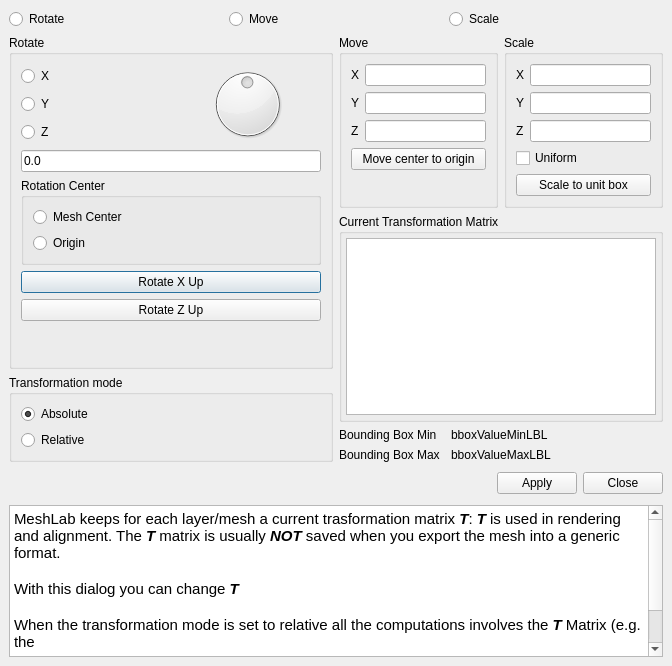
Qt form src/meshlabplugins/meshfilter/ui/transformDialog.ui (cnr-isti-vclab/meshlab) before a commit.
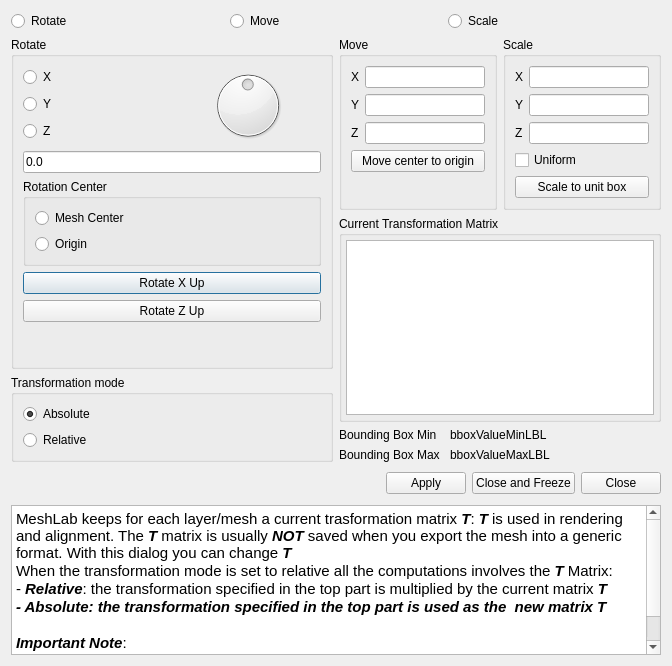
The same form after that commit. Icons and pictures are not drawn.

Commit message: changed the function getParameter into the more meaningful getCustomParameter and added the freeze option

The edit to the form file:
```diff
--- a/src/meshlabplugins/meshfilter/ui/transformDialog.ui
+++ b/src/meshlabplugins/meshfilter/ui/transformDialog.ui
@@ -16,20 +16,8 @@
    <iconset>../../../meshlab/images/eye128.png</iconset>
   </property>
   <layout class="QVBoxLayout" >
-   <property name="margin" >
-    <number>9</number>
-   </property>
-   <property name="spacing" >
-    <number>6</number>
-   </property>
    <item>
     <layout class="QHBoxLayout" >
-     <property name="margin" >
-      <number>0</number>
-     </property>
-     <property name="spacing" >
-      <number>6</number>
-     </property>
      <item>
       <widget class="QRadioButton" name="isRotateRB" >
        <property name="text" >
@@ -55,48 +43,18 @@
    </item>
    <item>
     <layout class="QHBoxLayout" >
-     <property name="margin" >
-      <number>0</number>
-     </property>
-     <property name="spacing" >
-      <number>6</number>
-     </property>
      <item>
       <layout class="QVBoxLayout" >
-       <property name="margin" >
-        <number>0</number>
-       </property>
-       <property name="spacing" >
-        <number>6</number>
-       </property>
        <item>
         <widget class="QGroupBox" name="rotateBox" >
          <property name="title" >
           <string>Rotate</string>
          </property>
          <layout class="QVBoxLayout" >
-          <property name="margin" >
-           <number>9</number>
-          </property>
-          <property name="spacing" >
-           <number>6</number>
-          </property>
           <item>
            <layout class="QHBoxLayout" >
-            <property name="margin" >
-             <number>0</number>
-            </property>
-            <property name="spacing" >
-             <number>6</number>
-            </property>
             <item>
              <layout class="QVBoxLayout" >
-              <property name="margin" >
-               <number>0</number>
-              </property>
-              <property name="spacing" >
-               <number>6</number>
-              </property>
               <item>
                <widget class="QRadioButton" name="xAxisRB" >
                 <property name="text" >
@@ -163,12 +121,6 @@
              <string>Rotation Center</string>
             </property>
             <layout class="QGridLayout" >
-             <property name="margin" >
-              <number>9</number>
-             </property>
-             <property name="spacing" >
-              <number>6</number>
-             </property>
              <item row="1" column="0" >
               <widget class="QRadioButton" name="originRotateRB" >
                <property name="text" >
@@ -222,12 +174,6 @@
           <string>Transformation mode</string>
          </property>
          <layout class="QVBoxLayout" >
-          <property name="margin" >
-           <number>9</number>
-          </property>
-          <property name="spacing" >
-           <number>6</number>
-          </property>
           <item>
            <widget class="QRadioButton" name="absoluteRB" >
             <property name="text" >
@@ -252,40 +198,16 @@
      </item>
      <item>
       <layout class="QVBoxLayout" >
-       <property name="margin" >
-        <number>0</number>
-       </property>
-       <property name="spacing" >
-        <number>6</number>
-       </property>
        <item>
         <layout class="QHBoxLayout" >
-         <property name="margin" >
-          <number>0</number>
-         </property>
-         <property name="spacing" >
-          <number>6</number>
-         </property>
          <item>
           <widget class="QGroupBox" name="moveBox" >
            <property name="title" >
             <string>Move</string>
            </property>
            <layout class="QVBoxLayout" >
-            <property name="margin" >
-             <number>9</number>
-            </property>
-            <property name="spacing" >
-             <number>6</number>
-            </property>
             <item>
              <layout class="QGridLayout" >
-              <property name="margin" >
-               <number>0</number>
-              </property>
-              <property name="spacing" >
-               <number>6</number>
-              </property>
               <item row="2" column="1" >
                <widget class="QLineEdit" name="zMoveLE" />
               </item>
@@ -356,20 +278,8 @@
             <string>Scale</string>
            </property>
            <layout class="QGridLayout" >
-            <property name="margin" >
-             <number>9</number>
-            </property>
-            <property name="spacing" >
-             <number>6</number>
-            </property>
             <item row="0" column="0" >
              <layout class="QGridLayout" >
-              <property name="margin" >
-               <number>0</number>
-              </property>
-              <property name="spacing" >
-               <number>6</number>
-              </property>
               <item row="2" column="0" >
                <widget class="QLabel" name="zScaleLBL" >
                 <property name="text" >
@@ -459,18 +369,10 @@
        </item>
        <item>
         <layout class="QGridLayout" >
-         <property name="margin" >
-          <number>0</number>
-         </property>
-         <property name="spacing" >
-          <number>6</number>
-         </property>
          <item row="1" column="0" >
           <widget class="QLabel" name="bboxMaxLBL" >
            <property name="sizePolicy" >
-            <sizepolicy>
-             <hsizetype>5</hsizetype>
-             <vsizetype>5</vsizetype>
+            <sizepolicy vsizetype="Preferred" hsizetype="Preferred" >
              <horstretch>1</horstretch>
              <verstretch>0</verstretch>
             </sizepolicy>
@@ -497,9 +399,7 @@
          <item row="1" column="1" >
           <widget class="QLabel" name="bboxValueMaxLBL" >
            <property name="sizePolicy" >
-            <sizepolicy>
-             <hsizetype>5</hsizetype>
-             <vsizetype>5</vsizetype>
+            <sizepolicy vsizetype="Preferred" hsizetype="Preferred" >
              <horstretch>2</horstretch>
              <verstretch>0</verstretch>
             </sizepolicy>
@@ -530,12 +430,6 @@
    </item>
    <item>
     <layout class="QHBoxLayout" >
-     <property name="margin" >
-      <number>0</number>
-     </property>
-     <property name="spacing" >
-      <number>6</number>
-     </property>
      <item>
       <spacer>
        <property name="orientation" >
@@ -556,6 +450,13 @@
        </property>
       </widget>
      </item>
+     <item>
+      <widget class="QPushButton" name="closeAndFreezeButton" >
+       <property name="text" >
+        <string>Close and Freeze</string>
+       </property>
+      </widget>
+     </item>
      <item>
       <widget class="QPushButton" name="closeButton" >
        <property name="text" >
@@ -575,13 +476,13 @@
      <property name="html" >
       <string>&lt;html>&lt;head>&lt;meta name="qrichtext" content="1" />&lt;style type="text/css">
 p, li { white-space: pre-wrap; }
-&lt;/style>&lt;/head>&lt;body style=" font-family:'Lucida Grande'; font-size:11pt; font-weight:400; font-style:normal; text-decoration:none;">
-&lt;p style=" margin-top:0px; margin-bottom:0px; margin-left:0px; margin-right:0px; -qt-block-indent:0; text-indent:0px; font-size:13pt;">&lt;span style=" font-size:11pt;">MeshLab keeps for each layer/mesh a current trasformation matrix &lt;/span>&lt;span style=" font-size:11pt; font-weight:600; font-style:italic;">T&lt;/span>&lt;span style=" font-size:11pt;">: &lt;/span>&lt;span style=" font-size:11pt; font-weight:600; font-style:italic;">T&lt;/span>&lt;span style=" font-size:11pt;"> is used in rendering and alignment. The &lt;/span>&lt;span style=" font-size:11pt; font-weight:600; font-style:italic;">T&lt;/span>&lt;span style=" font-size:11pt;"> matrix is usually &lt;/span>&lt;span style=" font-size:11pt; font-weight:600; font-style:italic;">NOT&lt;/span>&lt;span style=" font-size:11pt;"> saved when you export the mesh into a generic format.&lt;/span>&lt;/p>
+&lt;/style>&lt;/head>&lt;body style=" font-family:'Lucida Grande'; font-size:11pt; font-weight:400; font-style:normal;">
+&lt;p style=" margin-top:0px; margin-bottom:0px; margin-left:0px; margin-right:0px; -qt-block-indent:0; text-indent:0px; font-size:13pt;">&lt;span style=" font-size:11pt;">MeshLab keeps for each layer/mesh a current trasformation matrix &lt;/span>&lt;span style=" font-size:11pt; font-weight:600; font-style:italic;">T&lt;/span>&lt;span style=" font-size:11pt;">: &lt;/span>&lt;span style=" font-size:11pt; font-weight:600; font-style:italic;">T&lt;/span>&lt;span style=" font-size:11pt;"> is used in rendering and alignment. The &lt;/span>&lt;span style=" font-size:11pt; font-weight:600; font-style:italic;">T&lt;/span>&lt;span style=" font-size:11pt;"> matrix is usually &lt;/span>&lt;span style=" font-size:11pt; font-weight:600; font-style:italic;">NOT&lt;/span>&lt;span style=" font-size:11pt;"> saved when you export the mesh into a generic format. With this dialog you can change &lt;/span>&lt;span style=" font-size:11pt; font-weight:600; font-style:italic;">T&lt;/span>&lt;span style=" font-size:11pt;">  &lt;/span>&lt;/p>
+&lt;p style=" margin-top:0px; margin-bottom:0px; margin-left:0px; margin-right:0px; -qt-block-indent:0; text-indent:0px;">When the transformation mode is set to relative all the computations involves the &lt;span style=" font-weight:600; font-style:italic;">T&lt;/span> Matrix:&lt;/p>
+&lt;p style=" margin-top:0px; margin-bottom:0px; margin-left:0px; margin-right:0px; -qt-block-indent:0; text-indent:0px;">- &lt;span style=" font-weight:600; font-style:italic;">Relative&lt;/span>: the transformation specified in the top part is multiplied by the current matrix &lt;span style=" font-weight:600; font-style:italic;">T&lt;/span>&lt;/p>
+&lt;p style=" margin-top:0px; margin-bottom:0px; margin-left:0px; margin-right:0px; -qt-block-indent:0; text-indent:0px; font-weight:600; font-style:italic;">- Absolute: the transformation specified in the top part is used as the  new matrix T&lt;/p>
 &lt;p style="-qt-paragraph-type:empty; margin-top:0px; margin-bottom:0px; margin-left:0px; margin-right:0px; -qt-block-indent:0; text-indent:0px;">&lt;/p>
-&lt;p style=" margin-top:0px; margin-bottom:0px; margin-left:0px; margin-right:0px; -qt-block-indent:0; text-indent:0px;">With this dialog you can change &lt;span style=" font-weight:600; font-style:italic;">T&lt;/span>  &lt;/p>
-&lt;p style="-qt-paragraph-type:empty; margin-top:0px; margin-bottom:0px; margin-left:0px; margin-right:0px; -qt-block-indent:0; text-indent:0px;">&lt;/p>
-&lt;p style=" margin-top:0px; margin-bottom:0px; margin-left:0px; margin-right:0px; -qt-block-indent:0; text-indent:0px;">When the transformation mode is set to relative all the computations involves the &lt;span style=" font-weight:600; font-style:italic;">T&lt;/span> Matrix (e.g. the &lt;/p>
-&lt;p style="-qt-paragraph-type:empty; margin-top:0px; margin-bottom:0px; margin-left:0px; margin-right:0px; -qt-block-indent:0; text-indent:0px;">&lt;/p>
+&lt;p style=" margin-top:0px; margin-bottom:0px; margin-left:0px; margin-right:0px; -qt-block-indent:0; text-indent:0px;">&lt;span style=" font-weight:600; font-style:italic;">Important Note&lt;/span>:&lt;/p>
 &lt;p style=" margin-top:0px; margin-bottom:0px; margin-left:0px; margin-right:0px; -qt-block-indent:0; text-indent:0px;">To actually change the coords of the mesh and baking the matrix into the mesh itself you have to use the &lt;span style=" font-weight:600; font-style:italic;">freeze&lt;/span> filter (in that case &lt;span style=" font-weight:600; font-style:italic;">T&lt;/span> become the Identity).&lt;/p>&lt;/body>&lt;/html></string>
      </property>
     </widget>
```
Left out of the diff: 15 changed lines with no effect on the pictures. The commit also changes 4 other files.
